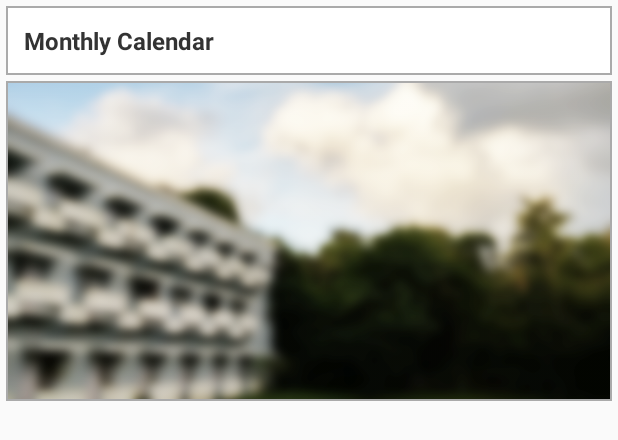
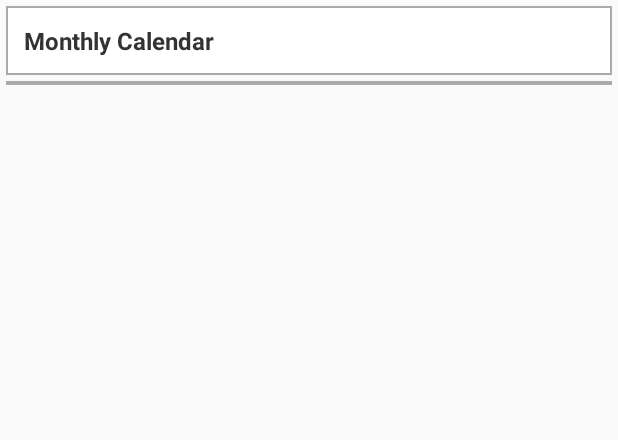
Before and after one commit to AniketMondal/H2, an Android app: the layout home_fragment_calendar.xml on its own in the app's theme, with its tools: preview values and no code run, on a phone screen of 412 x 824 dp. Shown: the top 440 px of the screen. Run offline under Robolectric (Android 15) with nearby library versions, the phone set to English and light mode, and no system bars.

Commit message:
Home UI polished

```diff
--- a/app/src/main/res/layout/home_fragment_calendar.xml
+++ b/app/src/main/res/layout/home_fragment_calendar.xml
@@ -21,7 +21,6 @@
         android:layout_height="wrap_content"
         android:scaleType="fitCenter"
         android:adjustViewBounds="true"
-        android:src="@drawable/hostel"
         android:layout_marginTop="4dp"
         android:padding="1dp"
         android:background="#AAAAAA"/>
```
